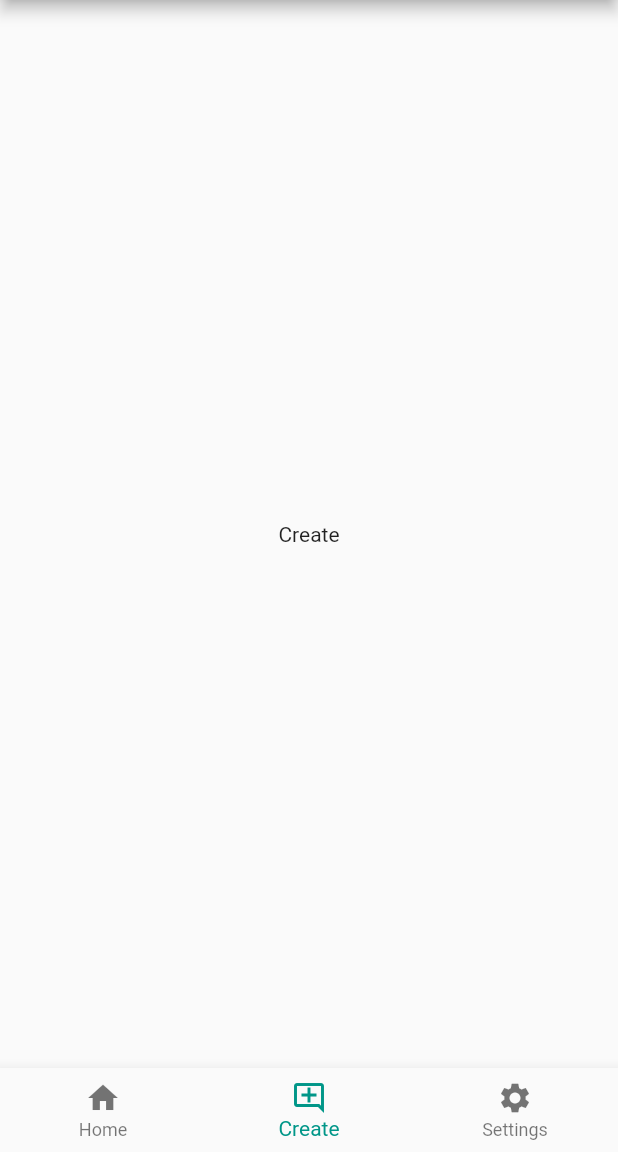
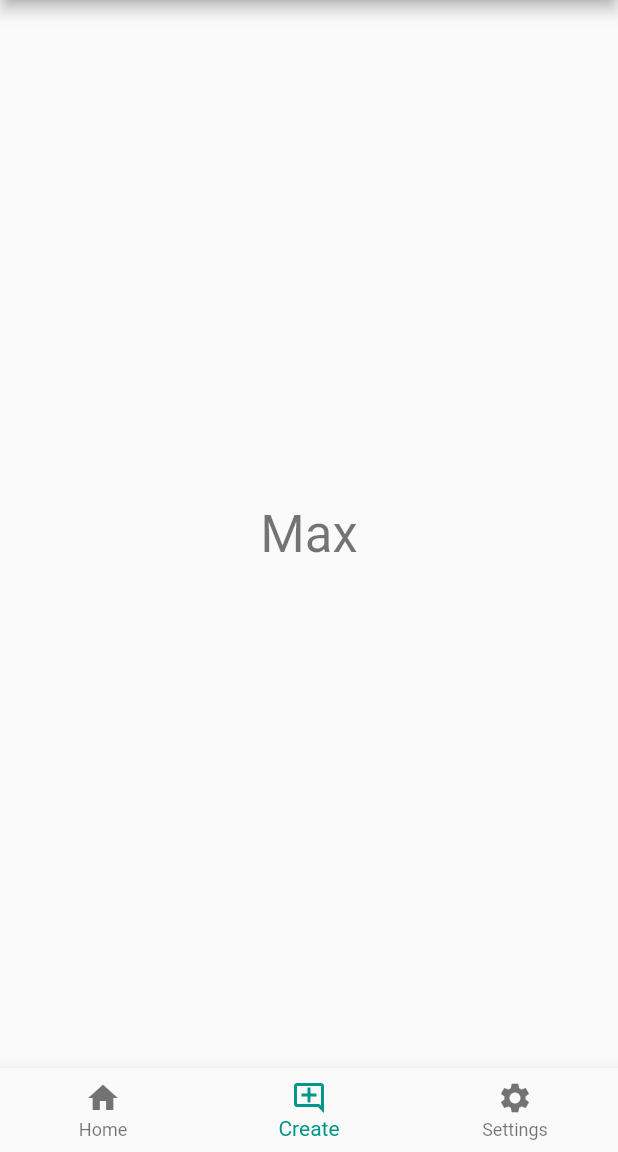
Before and after one commit to FlutterQuotes/QuotesApp, a Flutter app: the screen it shows after launch, item 2 of the bottom bar chosen, on a phone screen of 412 x 824 dp, the part 84-1236 px from its top. Run offline on Flutter 3.47's test engine with Material 2 defaults, Android fonts, the phone set to English and light mode, and no system bars; our stand-ins replace equatable, flutter_bloc.

Commit message:
Added bloc and author name input

```diff
--- /dev/null
+++ b/quotes_app/lib/blocs/settings/settings_bloc.dart
@@ -0,0 +1,12 @@
+import 'package:equatable/equatable.dart';
+import 'package:flutter_bloc/flutter_bloc.dart';
+
+part 'settings_event.dart';
+part 'settings_state.dart';
+
+class SettingsBloc extends Bloc<SettingsEvent, SettingsState> {
+  SettingsBloc() : super(const SettingsInitial()) {
+    on<DarkModeToggled>((event, emit) => emit(SettingsChanged(darkMode: !state.darkMode, authorName: state.authorName)));
+    on<AuthorNameChanged>((event, emit) => emit(SettingsChanged(darkMode: state.darkMode, authorName: event.authorName)));
+  }
+}
--- /dev/null
+++ b/quotes_app/lib/blocs/settings/settings_event.dart
@@ -0,0 +1,20 @@
+part of 'settings_bloc.dart';
+
+
+class SettingsEvent extends Equatable {
+  @override
+  List<Object?> get props => [];
+}
+
+class DarkModeToggled extends SettingsEvent {}
+
+class AuthorNameChanged extends SettingsEvent {
+  final String authorName;
+
+  AuthorNameChanged({
+    required this.authorName,
+  });
+
+  @override
+  List<Object?> get props => [authorName];
+}
--- /dev/null
+++ b/quotes_app/lib/blocs/settings/settings_state.dart
@@ -0,0 +1,23 @@
+part of 'settings_bloc.dart';
+
+
+class SettingsState extends Equatable {
+  final bool darkMode;
+  final String authorName;
+
+  const SettingsState({
+    required this.darkMode,
+    required this.authorName,
+  });
+
+  @override
+  List<Object?> get props => [darkMode, authorName];
+}
+
+class SettingsInitial extends SettingsState {
+  const SettingsInitial() : super(darkMode: false, authorName: "Max");
+}
+
+class SettingsChanged extends SettingsState {
+  const SettingsChanged({required super.darkMode, required super.authorName});
+}
--- a/quotes_app/lib/main.dart
+++ b/quotes_app/lib/main.dart
@@ -1,4 +1,6 @@
 import 'package:flutter/material.dart';
+import 'package:flutter_bloc/flutter_bloc.dart';
+import 'package:quotes_app/blocs/settings/settings_bloc.dart';
 import 'package:quotes_app/widgets/pages/home_page.dart';
 import 'package:quotes_app/widgets/pages/create_page.dart';
 import 'package:quotes_app/widgets/pages/settings_page.dart';
@@ -17,7 +19,10 @@ class MyApp extends StatelessWidget {
       theme: ThemeData(
         primarySwatch: Colors.teal,
       ),
-      home: const MyHomePage(title: 'Favorite Quotes To Go'),
+      home: BlocProvider(
+          create: (BuildContext context) => SettingsBloc(),
+          child: const MyHomePage(title: 'Favorite Quotes To Go')
+      ),
     );
   }
 }
--- a/quotes_app/lib/widgets/pages/create_page.dart
+++ b/quotes_app/lib/widgets/pages/create_page.dart
@@ -1,11 +1,20 @@
 import 'package:flutter/material.dart';
+import 'package:flutter_bloc/flutter_bloc.dart';
+import '../../blocs/settings/settings_bloc.dart';
 
 class CreatePage extends StatelessWidget {
   const CreatePage({super.key});
 
   @override
   Widget build(BuildContext context) {
-    return const Text('Create');
+    return BlocBuilder<SettingsBloc, SettingsState>(
+      builder: (context, state) {
+        return Text(
+          state.authorName,
+          style: Theme.of(context).textTheme.headlineMedium,
+        );
+      }
+    );
   }
 
 }
--- a/quotes_app/lib/widgets/pages/settings_page.dart
+++ b/quotes_app/lib/widgets/pages/settings_page.dart
@@ -1,11 +1,17 @@
 import 'package:flutter/material.dart';
+import 'package:flutter_bloc/flutter_bloc.dart';
+import '../../blocs/settings/settings_bloc.dart';
 
 class SettingsPage extends StatelessWidget {
   const SettingsPage({super.key});
 
   @override
   Widget build(BuildContext context) {
-    return const Text('Settings');
+    final settingsBloc = BlocProvider.of<SettingsBloc>(context);
+
+    return TextFormField(
+        onChanged: (String value) => settingsBloc.add(AuthorNameChanged(authorName: value)),
+        initialValue: settingsBloc.state.authorName,
+    );
   }
-
 }
--- a/quotes_app/pubspec.yaml
+++ b/quotes_app/pubspec.yaml
@@ -35,6 +35,9 @@ dependencies:
   # The following adds the Cupertino Icons font to your application.
   # Use with the CupertinoIcons class for iOS style icons.
   cupertino_icons: ^1.0.2
+  bloc: ^8.1.1
+  equatable: ^2.0.5
+  flutter_bloc: ^8.1.2
 
 dev_dependencies:
   flutter_test:
```
Also changed, not shown: quotes_app/pubspec.lock.
